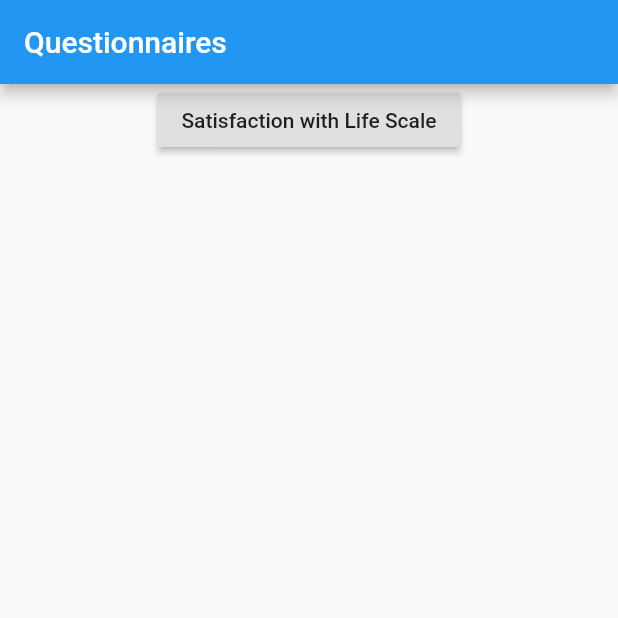
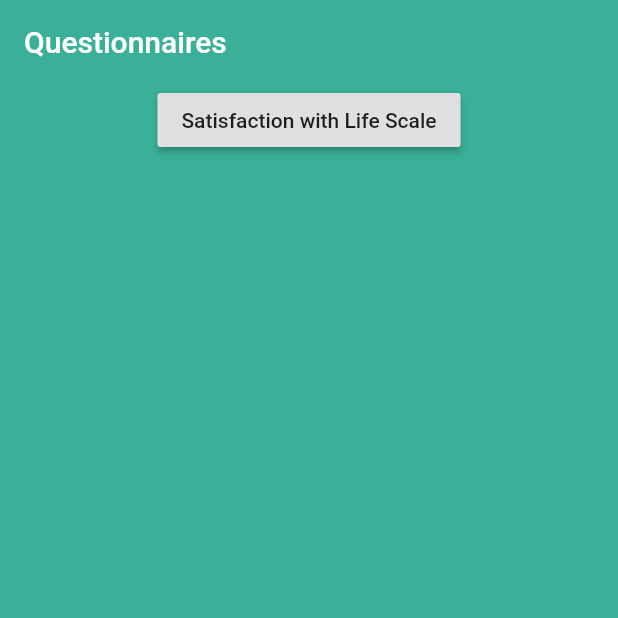
Before and after one commit to jlaskowska/questionnaires, a Flutter app: the screen it shows after launch, on a phone screen of 412 x 824 dp, the top half of it. Run offline on Flutter 3.47's test engine with Material 2 defaults, Android fonts, the phone set to English and light mode, and no system bars.

Commit message:
Updated app theme.

```diff
--- /dev/null
+++ b/lib/configs/app_colors.dart
@@ -0,0 +1,3 @@
+class AppColors {
+  static const green = 0xff3ab098;
+}
--- a/lib/main.dart
+++ b/lib/main.dart
@@ -1,4 +1,5 @@
 import 'package:flutter/material.dart';
+import 'package:questionnaires/configs/app_colors.dart';
 import 'package:questionnaires/screens/home_screen.dart';
 
 void main() => runApp(MyApp());
@@ -7,6 +8,17 @@ class MyApp extends StatelessWidget {
   @override
   Widget build(BuildContext context) {
     return MaterialApp(
+      theme: ThemeData(
+        appBarTheme: AppBarTheme(
+          elevation: 0,
+          color: Color(AppColors.green),
+        ),
+        primaryColor: Color(AppColors.green),
+        primaryIconTheme: Theme.of(context).primaryIconTheme.copyWith(color: Colors.white),
+        primaryTextTheme: TextTheme(
+          title: TextStyle(color: Colors.white),
+        ),
+      ),
       home: HomeScreen(),
     );
   }
--- a/lib/screens/home_screen.dart
+++ b/lib/screens/home_screen.dart
@@ -42,8 +42,11 @@ class _HomeScreenState extends State<HomeScreen> {
   @override
   Widget build(BuildContext context) {
     return Scaffold(
+      backgroundColor: Theme.of(context).primaryColor,
       appBar: AppBar(
-        title: Text('Questionnaires'),
+        title: Text(
+          'Questionnaires',
+        ),
       ),
       body: FutureBuilder(
         future: loadAllQuestionnairesFuture,
```
